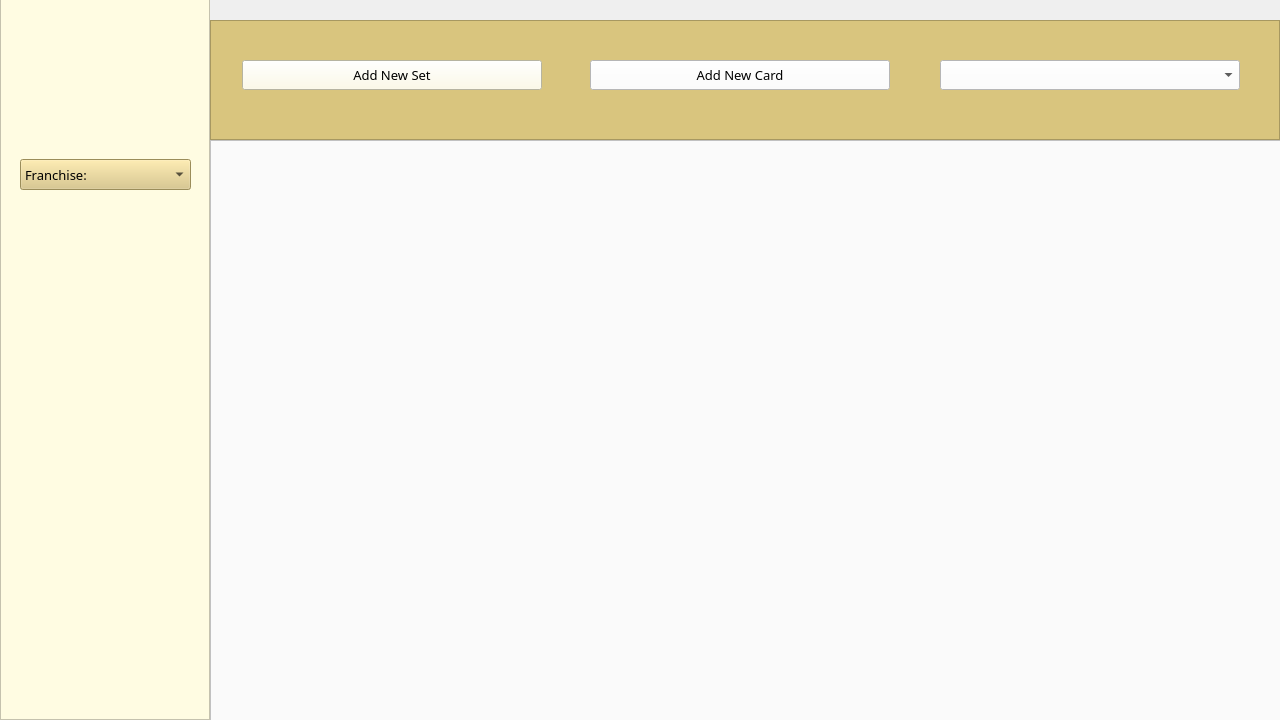
Scaryalet/CardVault, file userhome.ui: the form before one commit.
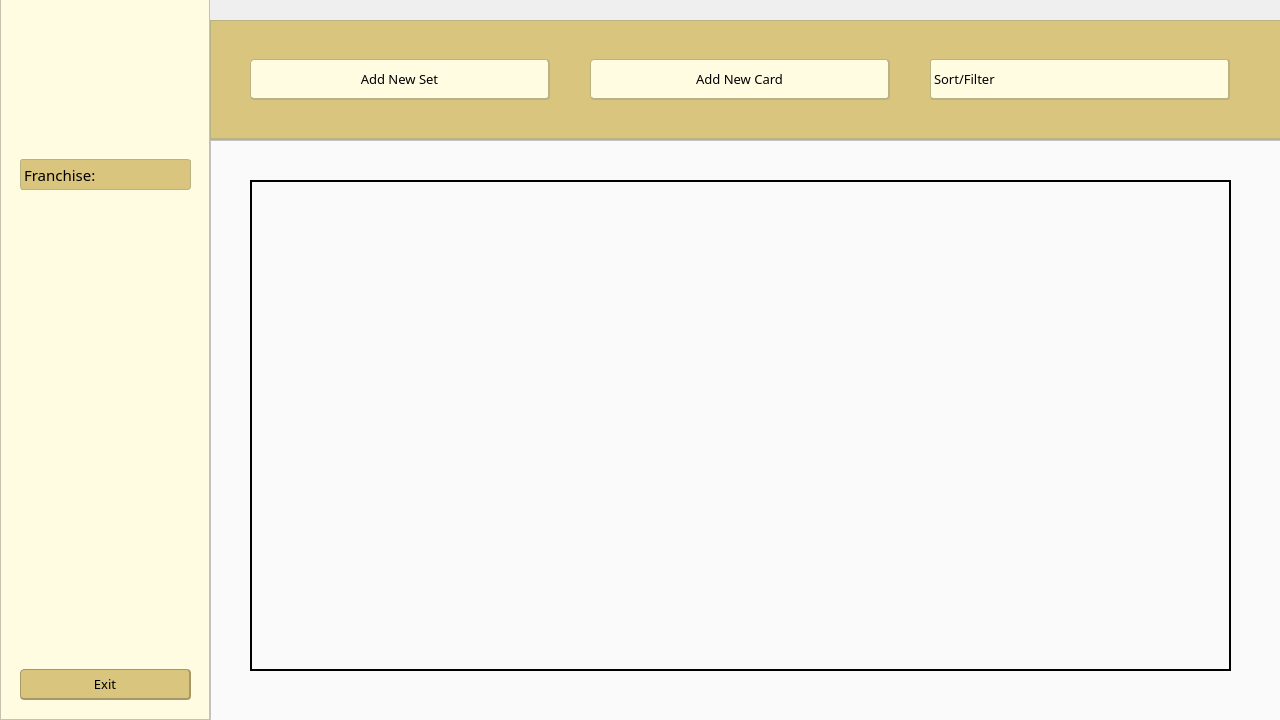
The form after the commit. Icons and pictures are not drawn.

Patch:
```diff
--- a/userhome.ui
+++ b/userhome.ui
@@ -29,17 +29,46 @@
    <bool>false</bool>
   </property>
   <property name="styleSheet">
-   <string notr="true"/>
+   <string notr="true">QComboBox {
+    border: 1px solid #B8B384;
+    border-radius: 3px;
+    padding: 1px 18px 1px 3px;
+    min-width: 6em;
+	text-align: center;
+	background-color: rgb(255, 252, 226);
+}
+
+QComboBox::drop-down {
+    subcontrol-origin: padding;
+    subcontrol-position: top right;
+    width: 15px;
+
+   
+    border-left-style: solid; /* just a single line */
+    border-top-right-radius: 3px; /* same radius as the QComboBox */
+    border-bottom-right-radius: 3px;
+}
+
+QComboBox::down-arrow {
+    image: url(:/img/down-filled-triangular-arrow.png);
+	width: 15px;
+	right: 5px
+	
+}
+
+QComboBox::down-arrow:on { /* shift the arrow when popup is open */
+    image: url(:/img/up-filled-triangular-arrow.png);
+	width: 15px;
+	right: 5px
+}
+
+
+
+</string>
   </property>
   <widget class="QWidget" name="centralwidget">
    <property name="styleSheet">
-    <string notr="true">QPushButton {
-	
-	background-color: rgb(255, 255, 255);
-}
-QComboBox {
-	background-color: rgb(217, 197, 126);
-}</string>
+    <string notr="true"/>
    </property>
    <widget class="QFrame" name="frame">
     <property name="geometry">
@@ -84,7 +113,7 @@
      <property name="font">
       <font>
        <family>Bahnschrift Light</family>
-       <pointsize>10</pointsize>
+       <pointsize>11</pointsize>
       </font>
      </property>
      <property name="styleSheet">
@@ -119,6 +148,38 @@
      <property name="verticalScrollBarPolicy">
       <enum>Qt::ScrollBarAsNeeded</enum>
      </property>
+     <property name="gridSize">
+      <size>
+       <width>0</width>
+       <height>0</height>
+      </size>
+     </property>
+    </widget>
+    <widget class="QPushButton" name="exitButton">
+     <property name="geometry">
+      <rect>
+       <x>20</x>
+       <y>670</y>
+       <width>171</width>
+       <height>31</height>
+      </rect>
+     </property>
+     <property name="font">
+      <font>
+       <family>Bahnschrift</family>
+       <pointsize>10</pointsize>
+      </font>
+     </property>
+     <property name="styleSheet">
+      <string notr="true">background-color: rgb(217, 197, 126);
+border: 1px solid #A79865;
+border-bottom: 2px solid #A79865;
+border-right: 2px solid #A79865;
+border-radius: 4px;</string>
+     </property>
+     <property name="text">
+      <string>Exit</string>
+     </property>
     </widget>
    </widget>
    <widget class="QFrame" name="frame_2">
@@ -126,12 +187,16 @@
      <rect>
       <x>210</x>
       <y>20</y>
-      <width>1070</width>
+      <width>1081</width>
       <height>120</height>
      </rect>
     </property>
     <property name="styleSheet">
-     <string notr="true">background-color: #d9c57e;</string>
+     <string notr="true">background-color: #d9c57e;
+border: 1px solid #b8b384;
+border-bottom: 2px solid #b8b384;
+border-right: 2px solid #b8b384;
+</string>
     </property>
     <property name="frameShape">
      <enum>QFrame::StyledPanel</enum>
@@ -142,10 +207,10 @@
     <widget class="QComboBox" name="comboBox_3">
      <property name="geometry">
       <rect>
-       <x>730</x>
-       <y>40</y>
+       <x>720</x>
+       <y>39</y>
        <width>300</width>
-       <height>30</height>
+       <height>41</height>
       </rect>
      </property>
      <property name="font">
@@ -158,7 +223,8 @@
       <bool>false</bool>
      </property>
      <property name="styleSheet">
-      <string notr="true">background-color: rgb(255, 255, 255);</string>
+      <string notr="true">background-color: rgb(255, 252, 226);
+border-color: rgb(184, 179, 132);</string>
      </property>
      <property name="editable">
       <bool>false</bool>
@@ -176,10 +242,10 @@
     <widget class="QPushButton" name="pushButton">
      <property name="geometry">
       <rect>
-       <x>32</x>
-       <y>40</y>
+       <x>40</x>
+       <y>39</y>
        <width>300</width>
-       <height>30</height>
+       <height>41</height>
       </rect>
      </property>
      <property name="font">
@@ -189,7 +255,10 @@
       </font>
      </property>
      <property name="styleSheet">
-      <string notr="true">background-color: rgb(255, 252, 226);</string>
+      <string notr="true">background-color: rgb(255, 252, 226);
+border-radius: 4px;
+
+</string>
      </property>
      <property name="text">
       <string>Add New Set</string>
@@ -199,9 +268,9 @@
      <property name="geometry">
       <rect>
        <x>380</x>
-       <y>40</y>
+       <y>39</y>
        <width>300</width>
-       <height>30</height>
+       <height>41</height>
       </rect>
      </property>
      <property name="font">
@@ -211,7 +280,9 @@
       </font>
      </property>
      <property name="styleSheet">
-      <string notr="true">background-color: rgb(255, 255, 255);</string>
+      <string notr="true">background-color: rgb(255, 252, 226);
+border-color: rgb(184, 179, 132);
+border-radius: 4px</string>
      </property>
      <property name="text">
       <string>Add New Card</string>
@@ -245,6 +316,9 @@
        <height>491</height>
       </rect>
      </property>
+     <property name="styleSheet">
+      <string notr="true">border: 1px solid;</string>
+     </property>
      <property name="frameShape">
       <enum>QFrame::NoFrame</enum>
      </property>
@@ -256,8 +330,8 @@
        <rect>
         <x>0</x>
         <y>0</y>
-        <width>981</width>
-        <height>491</height>
+        <width>979</width>
+        <height>489</height>
        </rect>
       </property>
      </widget>
```
Left out of the diff: 20 changed lines with no effect on the pictures.
